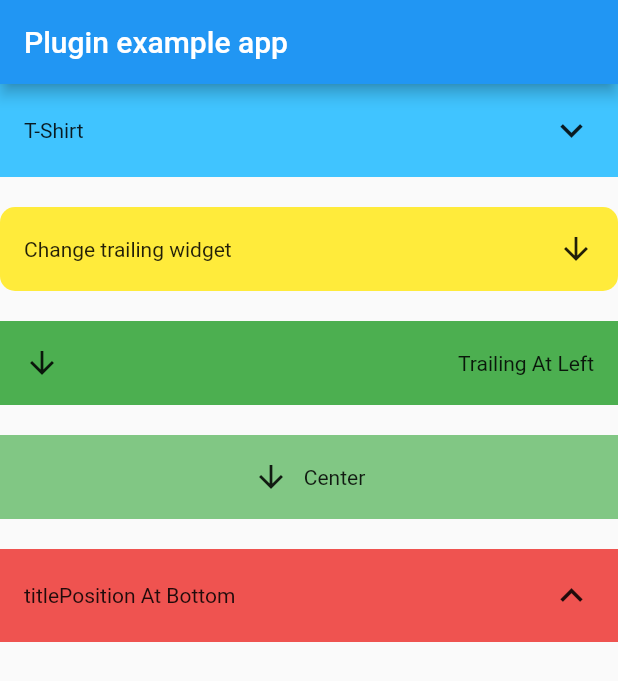
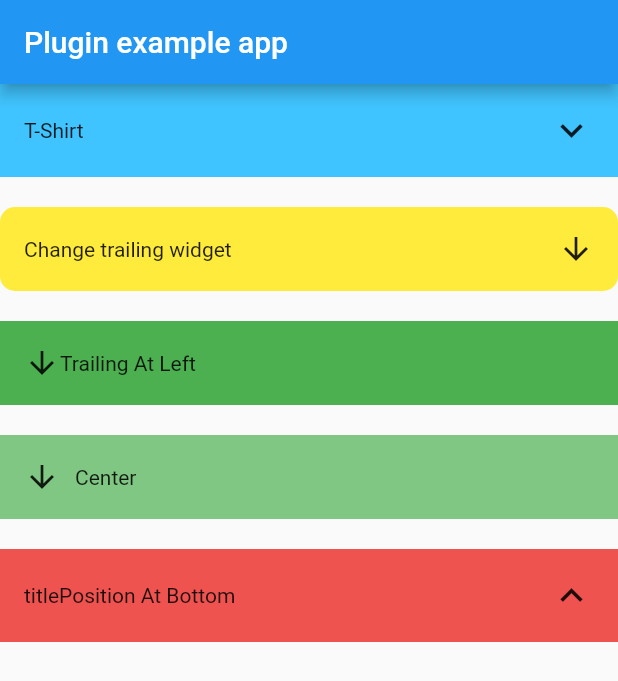
Before and after one commit to stevenBang/flutter_expandable_widget, a Flutter app: the screen it shows after launch, on a phone screen of 412 x 824 dp. Shown: the top 681 px of the screen. Run offline on Flutter 3.47's test engine with Material 2 defaults, Android fonts, the phone set to English and light mode, and no system bars.

Commit message:
Fix the problem that the title widget cannot be expanded

```diff
--- a/lib/src/ExpandableWidget.dart
+++ b/lib/src/ExpandableWidget.dart
@@ -189,11 +189,11 @@ class _ExpandableWidgetState extends State<ExpandableWidget> {
   Widget getTitle() {
     List<Widget> titleRow = [];
     if (widget.trailingPosition == TrailingPosition.right) {
-      titleRow.add(widget.title);
+      titleRow.add(Expanded(child: widget.title));
       titleRow.add(getTrailing());
     } else {
       titleRow.add(getTrailing());
-      titleRow.add(widget.title);
+      titleRow.add(Expanded(child: widget.title));
     }
 
     return GestureDetector(
--- a/pubspec.yaml
+++ b/pubspec.yaml
@@ -1,6 +1,6 @@
 name: flutter_expandable_widget
 description: An expandable widget with the easy control expands and closes
-version: 1.0.3
+version: 1.0.4
 homepage: https://github.com/stevenBang/flutter_expandable_widget
 repository: https://github.com/stevenBang/flutter_expandable_widget
 
```
Also changed, not shown: 2 other files.
